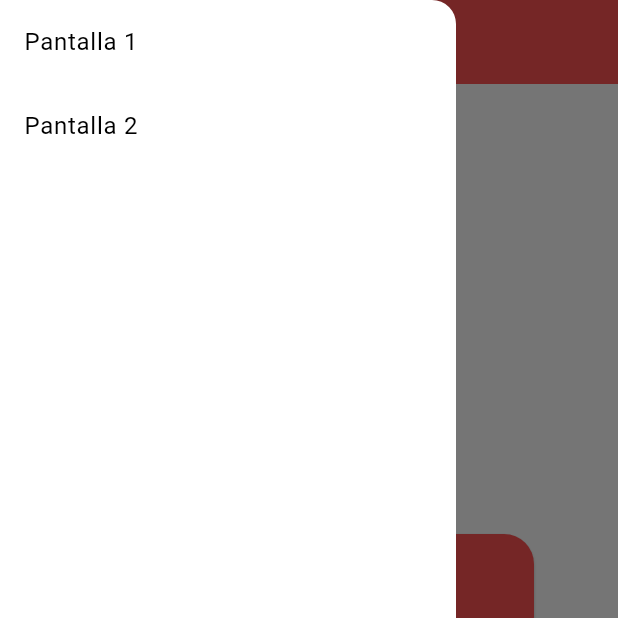
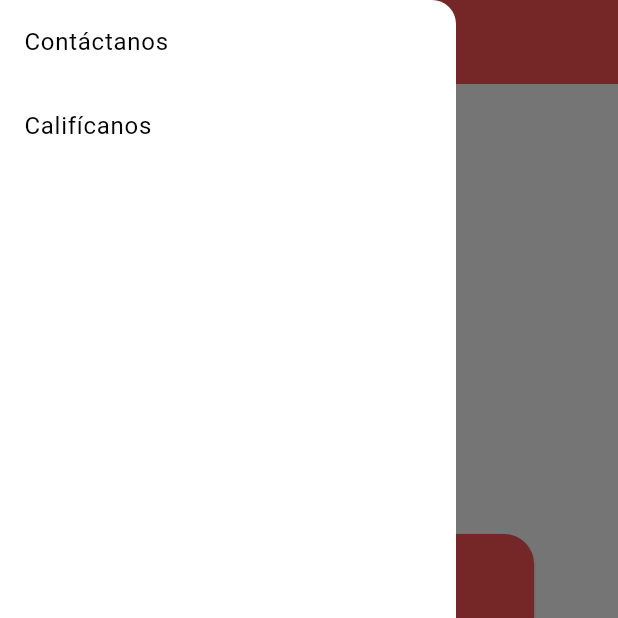
Before and after one commit to Guilleerv/Apps, a Flutter app: the screen it shows after launch, with the side drawer open, on a phone screen of 412 x 824 dp, the top half of it. Run offline on Flutter 3.47's test engine with Material 2 defaults, Android fonts, the phone set to English and light mode, and no system bars; our stand-ins replace file_picker; missing offline and left inert: flutter_pdfview.

Commit message:
barra lateral

```diff
--- a/visor_pdf/lib/screens/home_screen.dart
+++ b/visor_pdf/lib/screens/home_screen.dart
@@ -43,9 +43,7 @@ class HomeScreen extends StatelessWidget {
                       builder: (context) => NewScreen(pdfPath: selectedPdfPath),
                     ),
                   );
-                } else {
-                  // Manejar el caso en el que no se seleccionó un PDF
-                }
+                } else {}
               },
             ),
           ],
@@ -56,17 +54,15 @@ class HomeScreen extends StatelessWidget {
           padding: EdgeInsets.zero,
           children: <Widget>[
             ListTile(
-              title: Text('Pantalla 1'),
+              title: Text('Contáctanos'),
               onTap: () {
                 Navigator.pop(context);
-                // Navegar a la pantalla 1
               },
             ),
             ListTile(
-              title: Text('Pantalla 2'),
+              title: Text('Califícanos'),
               onTap: () {
                 Navigator.pop(context);
-                // Navegar a la pantalla 2
               },
             ),
           ],
--- a/visor_pdf/lib/screens/new_screen.dart
+++ b/visor_pdf/lib/screens/new_screen.dart
@@ -1,6 +1,6 @@
 import 'package:flutter/material.dart';
 import 'package:flutter_pdfview/flutter_pdfview.dart';
-import 'package:visor_pdf/widgets/pdf_button.dart'; // Importa el nuevo widget
+import 'package:visor_pdf/widgets/pdf_button.dart';
 
 class NewScreen extends StatelessWidget {
   final String? pdfPath;
```
